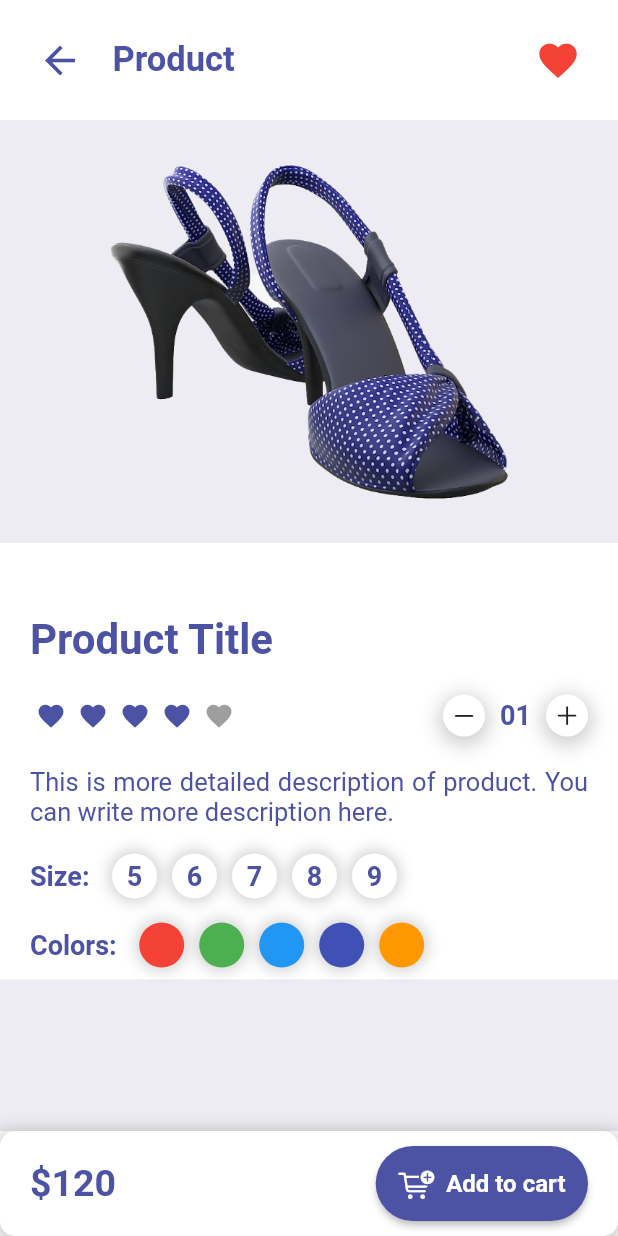
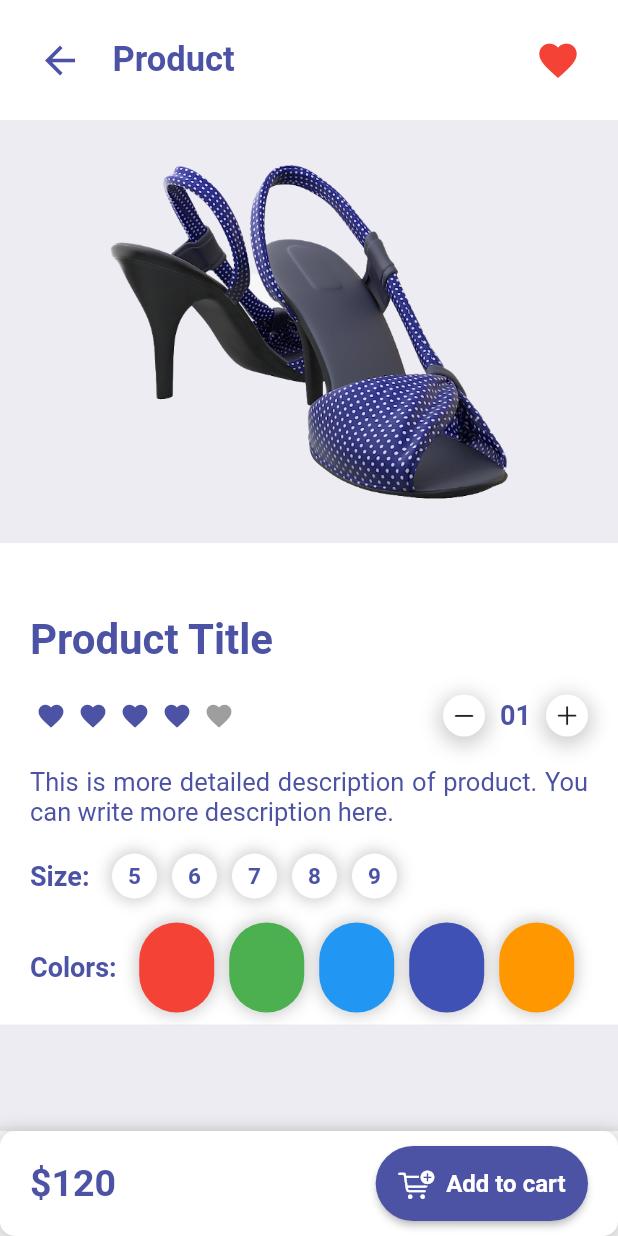
Before and after one commit to ShyamChauhann/Flutter_Ecommerce, a Flutter app: the ItemPage screen opened by its route, on a phone screen of 412 x 824 dp. Run offline on Flutter 3.47's test engine with Material 2 defaults, Android fonts, the phone set to English and light mode, and no system bars; drawn by our look-alikes of flutter_rating_bar; our stand-ins replace curved_navigation_bar; missing offline and left inert: clippy_flutter.

Commit message:
19-09-23

```diff
--- a/lib/pages/ItemPage.dart
+++ b/lib/pages/ItemPage.dart
@@ -179,7 +179,7 @@ class ItemPage extends StatelessWidget {
                                   child: Text(
                                     i.toString(),
                                     style: TextStyle(
-                                      fontSize: 18,
+                                      fontSize: 15,
                                       fontWeight: FontWeight.bold,
                                       color: Color(0xff4c53a5),
                                     ),
@@ -209,8 +209,8 @@ class ItemPage extends StatelessWidget {
                             children: [
                               for (int i = 0; i < 5; i++)
                                 Container(
-                                  height: 30,
-                                  width: 30,
+                                  height: 60,
+                                  width: 50,
                                   alignment: Alignment.center,
                                   margin: EdgeInsets.symmetric(horizontal: 5),
                                   decoration: BoxDecoration(
--- a/lib/widgets/CategoriesWidget.dart
+++ b/lib/widgets/CategoriesWidget.dart
@@ -9,7 +9,7 @@ class CategoriesWidget extends StatelessWidget {
       scrollDirection: Axis.horizontal,
       child: Row(
         children: [
-          for (int i = 1; i < 8; i++)
+          for (int i = 1; i < 13; i++)
             Container(
               margin: EdgeInsets.symmetric(horizontal: 10),
               padding: EdgeInsets.symmetric(vertical: 5, horizontal: 10),
--- a/lib/widgets/ItemsWidgets.dart
+++ b/lib/widgets/ItemsWidgets.dart
@@ -12,13 +12,12 @@ class ItemsWidget extends StatelessWidget {
       crossAxisCount: 2,
       shrinkWrap: true,
       children: [
-        for (int i = 1; i < 8; i++)
+        for (int i = 1; i < 13; i++)
           Container(
             padding: EdgeInsets.only(left: 15, right: 15, top: 10),
             margin: EdgeInsets.symmetric(vertical: 8, horizontal: 10),
             decoration: BoxDecoration(
               color: Colors.white,
-
               borderRadius: BorderRadius.circular(20),
             ),
             child: SingleChildScrollView(
```
Also changed, not shown: images/10.png (added), images/11.png (added), images/12.png (added), images/8.png (added), images/9.png (added).
